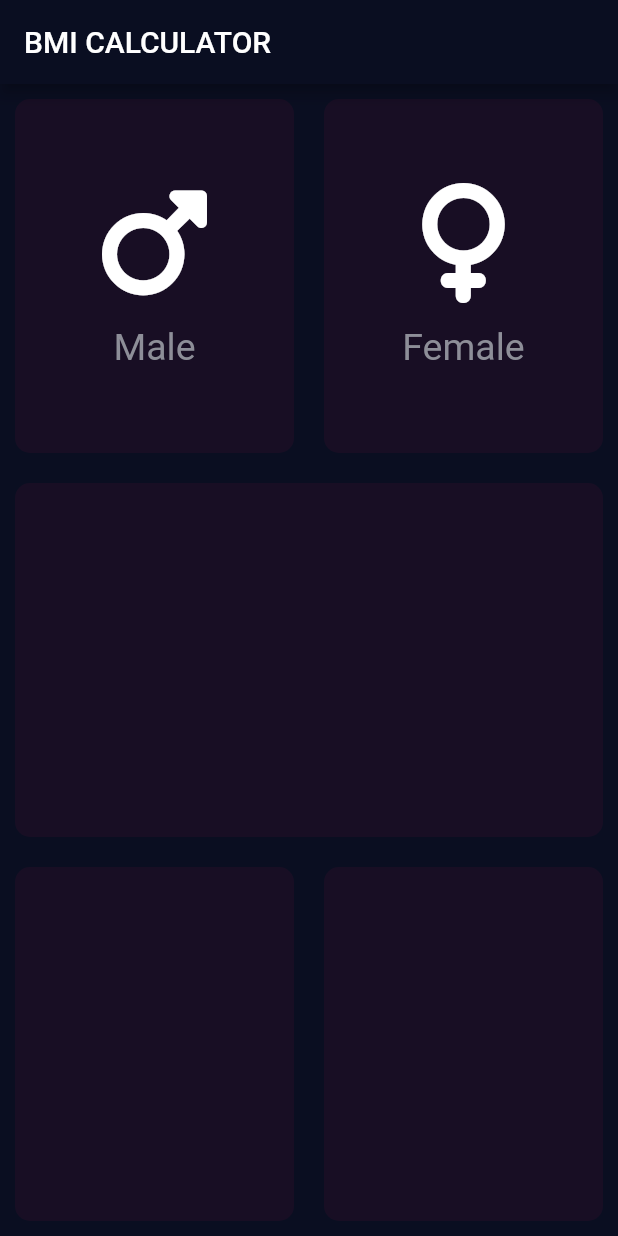
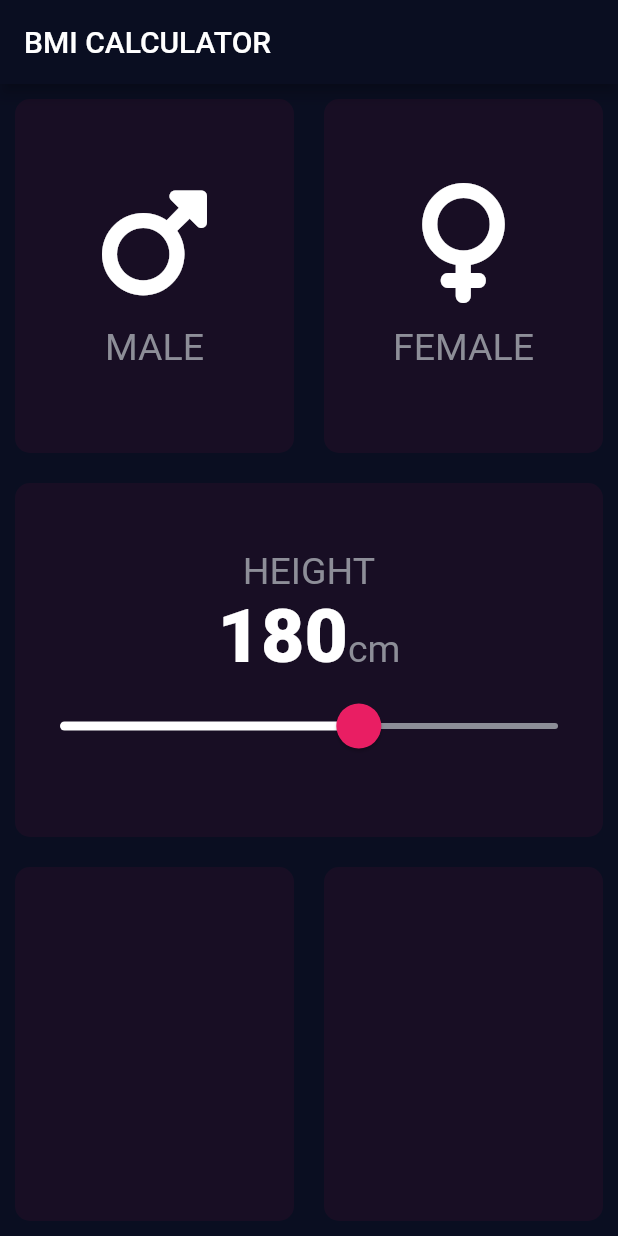
Before and after one commit to alichur/bmi-calculator, a Flutter app: the screen it shows after launch, on a phone screen of 412 x 824 dp. Run offline on Flutter 3.47's test engine with Material 2 defaults, Android fonts, the phone set to English and light mode, and no system bars; our stand-ins replace font_awesome_flutter.

Commit message:
Adds a height slider widget

```diff
--- a/lib/constants.dart
+++ b/lib/constants.dart
@@ -1,6 +1,12 @@
-import 'dart:ui';
+import 'package:flutter/material.dart';
 
 const kCardColor = Color(0xffB1555);
 const kActiveCardColor = Color(0xff1D1E33);
 const kFontSize = 25.0;
 const kIconSize = 80.0;
+final TextStyle kLabelTextStyle = TextStyle(
+  fontSize: kFontSize,
+  color: Color(0xFF8D8E98),
+);
+final TextStyle kNumberStyle =
+    TextStyle(fontSize: 50.0, fontWeight: FontWeight.w900);
--- a/lib/gender.dart
+++ b/lib/gender.dart
@@ -12,11 +12,7 @@ class Gender extends StatelessWidget {
     return Column(mainAxisAlignment: MainAxisAlignment.center, children: [
       Icon(this.faIcon, size: kIconSize),
       SizedBox(height: 15),
-      Text(this.text,
-          style: TextStyle(
-            fontSize: kFontSize,
-            color: Color(0xFF8D8E98),
-          ))
+      Text(this.text, style: kLabelTextStyle)
     ]);
   }
 }
--- a/lib/input_page.dart
+++ b/lib/input_page.dart
@@ -14,7 +14,7 @@ class InputPage extends StatefulWidget {
 
 class _InputPageState extends State<InputPage> {
   Genders selectedGender;
-
+  int height = 180;
   @override
   Widget build(BuildContext context) {
     return Scaffold(
@@ -22,7 +22,7 @@ class _InputPageState extends State<InputPage> {
         backgroundColor: Theme.of(context).primaryColor,
         title: Text('BMI CALCULATOR'),
       ),
-      body: Column(children: [
+      body: Column(crossAxisAlignment: CrossAxisAlignment.stretch, children: [
         Expanded(
           child: Row(children: [
             Expanded(
@@ -31,7 +31,7 @@ class _InputPageState extends State<InputPage> {
                 color: selectedGender == Genders.male
                     ? kActiveCardColor
                     : kCardColor,
-                cardChild: Gender(text: "Male", faIcon: FontAwesomeIcons.mars),
+                cardChild: Gender(text: "MALE", faIcon: FontAwesomeIcons.mars),
               ),
             ),
             Expanded(
@@ -47,19 +47,48 @@ class _InputPageState extends State<InputPage> {
                     ? kActiveCardColor
                     : kCardColor,
                 cardChild:
-                    Gender(text: "Female", faIcon: FontAwesomeIcons.venus),
+                    Gender(text: "FEMALE", faIcon: FontAwesomeIcons.venus),
               ),
             ),
           ]),
         ),
         Expanded(
-          child: Row(
-            children: [
-              Expanded(
-                child: ReusableCard(color: kCardColor),
-              ),
-            ],
-          ),
+          child: ReusableCard(
+              color: kCardColor,
+              cardChild: Column(
+                mainAxisAlignment: MainAxisAlignment.center,
+                children: [
+                  Text('HEIGHT', style: kLabelTextStyle),
+                  Row(
+                      mainAxisAlignment: MainAxisAlignment.center,
+                      crossAxisAlignment: CrossAxisAlignment.baseline,
+                      textBaseline: TextBaseline.alphabetic,
+                      children: [
+                        Text(height.toString(), style: kNumberStyle),
+                        Text('cm', style: kLabelTextStyle),
+                      ]),
+                  SliderTheme(
+                    data: SliderTheme.of(context).copyWith(
+                        activeTrackColor: Colors.white,
+                        overlayColor: Color(0x1fEB1555),
+                        inactiveTrackColor: Color(0xFF8D8E98),
+                        thumbColor: Colors.pink,
+                        thumbShape:
+                            RoundSliderThumbShape(enabledThumbRadius: 15),
+                        overlayShape:
+                            RoundSliderOverlayShape(overlayRadius: 30)),
+                    child: Slider(
+                        value: height.toDouble(),
+                        min: 120.0,
+                        max: 220.0,
+                        onChanged: (selectedValue) {
+                          setState(() {
+                            this.height = selectedValue.toInt();
+                          });
+                        }),
+                  )
+                ],
+              )),
         ),
         Expanded(
           child: Row(children: [
```
Also changed, not shown: 1 other file.
